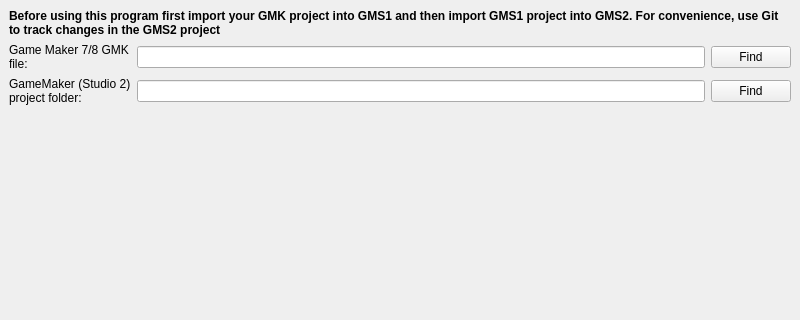
First picture: the form in src/mainwindow.ui, repository 3dproger/GameMakerLegacyHelper, before the edit; both pictures show x 0 to 800 and y 0 to 320 of the 800 by 600 pixel window.
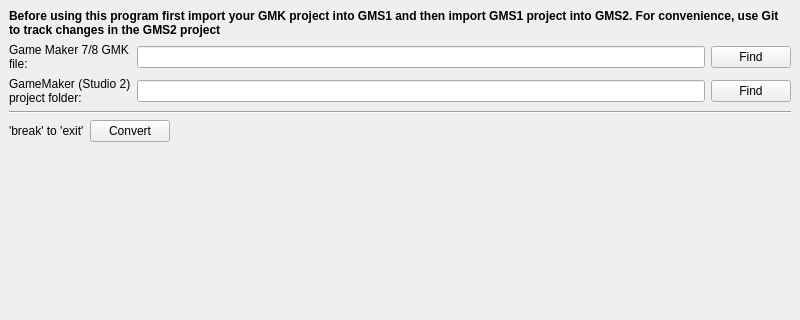
Second picture: the form after the edit.

The edit to the form file:
```diff
--- a/src/mainwindow.ui
+++ b/src/mainwindow.ui
@@ -12,6 +12,29 @@
   </property>
   <widget class="QWidget" name="centralwidget">
    <layout class="QGridLayout" name="gridLayout_2">
+    <item row="3" column="0">
+     <spacer name="verticalSpacer">
+      <property name="orientation">
+       <enum>Qt::Vertical</enum>
+      </property>
+      <property name="sizeType">
+       <enum>QSizePolicy::Expanding</enum>
+      </property>
+      <property name="sizeHint" stdset="0">
+       <size>
+        <width>20</width>
+        <height>40</height>
+       </size>
+      </property>
+     </spacer>
+    </item>
+    <item row="1" column="0">
+     <widget class="Line" name="line">
+      <property name="orientation">
+       <enum>Qt::Horizontal</enum>
+      </property>
+     </widget>
+    </item>
     <item row="0" column="0">
      <layout class="QGridLayout" name="gridLayout">
       <item row="0" column="0" colspan="3">
@@ -77,21 +100,36 @@
       </item>
      </layout>
     </item>
-    <item row="1" column="0">
-     <spacer name="verticalSpacer">
+    <item row="2" column="0">
+     <layout class="QGridLayout" name="gridLayout_3">
+      <item row="0" column="1">
+       <widget class="QPushButton" name="pushButtonBreakToExitConvert">
+        <property name="text">
+         <string>Convert</string>
+        </property>
+       </widget>
+      </item>
+      <item row="0" column="0">
+       <widget class="QLabel" name="label_4">
+        <property name="text">
+         <string>'break' to 'exit'</string>
+        </property>
+       </widget>
+      </item>
+      <item row="0" column="2">
+       <spacer name="horizontalSpacer">
       <property name="orientation">
-       <enum>Qt::Vertical</enum>
-      </property>
-      <property name="sizeType">
-       <enum>QSizePolicy::Expanding</enum>
+         <enum>Qt::Horizontal</enum>
       </property>
       <property name="sizeHint" stdset="0">
        <size>
-        <width>20</width>
-        <height>40</height>
+          <width>40</width>
+          <height>20</height>
        </size>
       </property>
      </spacer>
+      </item>
+     </layout>
     </item>
    </layout>
   </widget>
```
Lines whose indentation alone changed are shown as unchanged.
